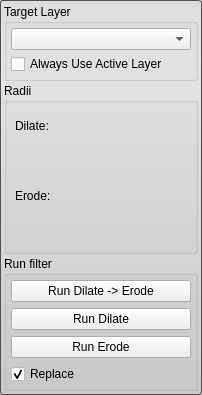
This is src/Interface/ToolInterface/BinaryDilateErodeFilterInterface.ui in SCIInstitute/Seg3D as Qt 5 draws it before an edit. The edited form follows.
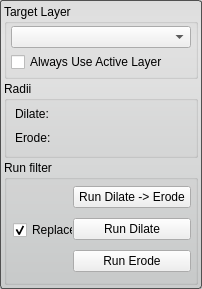
This is the edited form. Custom widgets are drawn as their Qt base class.

The edit to the form file:
```diff
--- a/src/Interface/ToolInterface/BinaryDilateErodeFilterInterface.ui
+++ b/src/Interface/ToolInterface/BinaryDilateErodeFilterInterface.ui
@@ -7,7 +7,7 @@
     <x>0</x>
     <y>0</y>
     <width>202</width>
-    <height>377</height>
+    <height>283</height>
    </rect>
   </property>
   <property name="sizePolicy">
@@ -26,7 +26,7 @@
   background-color: qlineargradient(spread:pad, x1:0.5, y1:0, x2:0.5, y2:0.960227, stop:0 rgba(221, 221, 221, 255), stop:0.155779 rgba(228, 228, 228, 255), stop:1 rgba(202, 204, 204, 255));      
 }</string>
   </property>
-  <layout class="QVBoxLayout" name="verticalLayout_6">
+  <layout class="QVBoxLayout" name="verticalLayout_3">
    <property name="spacing">
     <number>2</number>
    </property>
@@ -45,7 +45,16 @@
       <property name="spacing">
        <number>4</number>
       </property>
-      <property name="margin">
+      <property name="leftMargin">
+       <number>4</number>
+      </property>
+      <property name="topMargin">
+       <number>2</number>
+      </property>
+      <property name="rightMargin">
+       <number>4</number>
+      </property>
+      <property name="bottomMargin">
        <number>4</number>
       </property>
       <item>
@@ -100,18 +109,6 @@
        <verstretch>0</verstretch>
       </sizepolicy>
      </property>
-     <property name="minimumSize">
-      <size>
-       <width>0</width>
-       <height>171</height>
-      </size>
-     </property>
-     <property name="maximumSize">
-      <size>
-       <width>16777215</width>
-       <height>16777215</height>
-      </size>
-     </property>
      <property name="title">
       <string>Radii</string>
      </property>
@@ -122,7 +119,16 @@
       <property name="spacing">
        <number>0</number>
       </property>
-      <property name="margin">
+      <property name="leftMargin">
+       <number>4</number>
+      </property>
+      <property name="topMargin">
+       <number>2</number>
+      </property>
+      <property name="rightMargin">
+       <number>4</number>
+      </property>
+      <property name="bottomMargin">
        <number>4</number>
       </property>
       <item>
@@ -177,9 +183,82 @@
      <property name="title">
       <string>Run filter</string>
      </property>
-     <layout class="QVBoxLayout" name="verticalLayout_3">
+     <layout class="QHBoxLayout" name="horizontalLayout_3" stretch="1,2">
+      <property name="spacing">
+       <number>0</number>
+      </property>
+      <property name="leftMargin">
+       <number>4</number>
+      </property>
+      <property name="topMargin">
+       <number>2</number>
+      </property>
+      <property name="rightMargin">
+       <number>4</number>
+      </property>
+      <property name="bottomMargin">
+       <number>4</number>
+      </property>
+      <item>
+       <widget class="QWidget" name="widget_4" native="true">
+        <property name="minimumSize">
+         <size>
+          <width>62</width>
+          <height>0</height>
+         </size>
+        </property>
+        <layout class="QHBoxLayout" name="horizontalLayout_2">
+         <property name="spacing">
+          <number>0</number>
+         </property>
+         <property name="leftMargin">
+          <number>2</number>
+         </property>
+         <property name="topMargin">
+          <number>0</number>
+         </property>
+         <property name="rightMargin">
+          <number>0</number>
+         </property>
+         <property name="bottomMargin">
+          <number>0</number>
+         </property>
+         <item>
+          <widget class="QCheckBox" name="replaceCheckBox">
+           <property name="sizePolicy">
+            <sizepolicy hsizetype="Preferred" vsizetype="Fixed">
+             <horstretch>0</horstretch>
+             <verstretch>0</verstretch>
+            </sizepolicy>
+           </property>
+           <property name="text">
+            <string>Replace</string>
+           </property>
+           <property name="checked">
+            <bool>true</bool>
+           </property>
+          </widget>
+         </item>
+        </layout>
+       </widget>
+      </item>
+      <item>
+       <widget class="QWidget" name="widget_3" native="true">
+        <property name="minimumSize">
+         <size>
+          <width>0</width>
+          <height>96</height>
+         </size>
+        </property>
+        <property name="maximumSize">
+         <size>
+          <width>16777215</width>
+          <height>96</height>
+         </size>
+        </property>
+        <layout class="QVBoxLayout" name="verticalLayout_6">
       <property name="margin">
-       <number>4</number>
+          <number>0</number>
       </property>
       <item>
        <widget class="QPushButton" name="dilateerodeButton">
@@ -220,20 +299,7 @@
         </property>
        </widget>
       </item>
-      <item>
-       <widget class="QCheckBox" name="replaceCheckBox">
-        <property name="sizePolicy">
-         <sizepolicy hsizetype="Preferred" vsizetype="Fixed">
-          <horstretch>0</horstretch>
-          <verstretch>0</verstretch>
-         </sizepolicy>
-        </property>
-        <property name="text">
-         <string>Replace</string>
-        </property>
-        <property name="checked">
-         <bool>true</bool>
-        </property>
+        </layout>
        </widget>
       </item>
      </layout>
```
Lines whose indentation alone changed are shown as unchanged.
